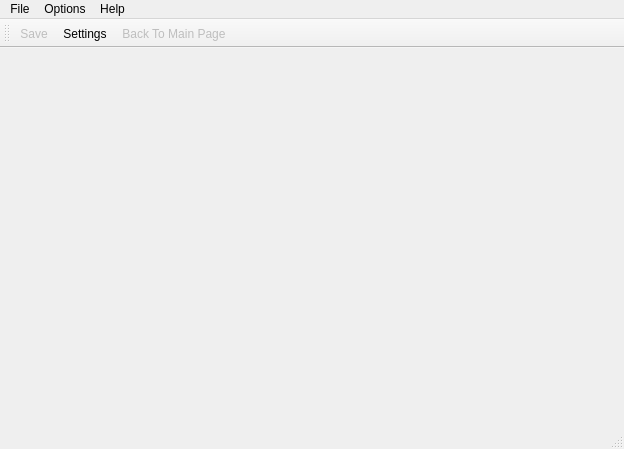
pussbb/Qi38nTranslator, file ui/qi38ntranslator.ui: the form before one commit.
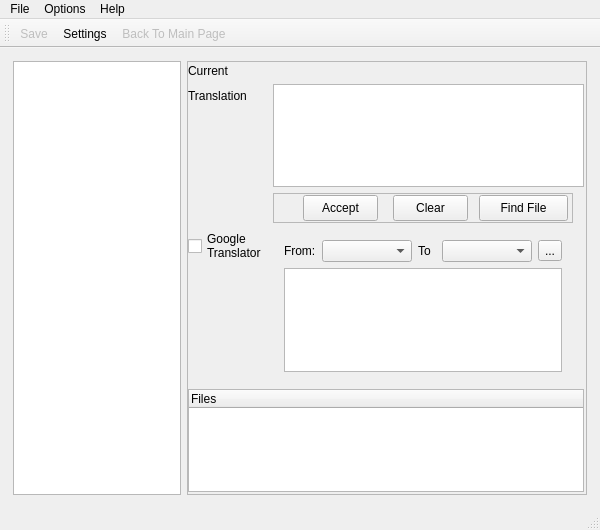
The form after the commit. The open tabs and pages were chosen to show the change. Icons and pictures are not drawn.

Diff of the .ui file:
```diff
--- a/ui/qi38ntranslator.ui
+++ b/ui/qi38ntranslator.ui
@@ -6,8 +6,8 @@
    <rect>
     <x>0</x>
     <y>0</y>
-    <width>624</width>
-    <height>449</height>
+    <width>600</width>
+    <height>530</height>
    </rect>
   </property>
   <property name="windowTitle">
@@ -15,9 +15,6 @@
   </property>
   <widget class="QWidget" name="centralWidget">
    <layout class="QGridLayout" name="gridLayout_2">
-    <property name="margin">
-     <number>1</number>
-    </property>
     <item row="0" column="0">
      <widget class="QStackedWidget" name="stackedWidget">
       <property name="autoFillBackground">
@@ -241,7 +238,234 @@
         </item>
        </layout>
       </widget>
-      <widget class="QWidget" name="page_2"/>
+      <widget class="QWidget" name="page_2">
+       <layout class="QGridLayout" name="gridLayout_7">
+        <property name="margin">
+         <number>2</number>
+        </property>
+        <item row="1" column="0">
+         <layout class="QGridLayout" name="gridLayout_6">
+          <item row="0" column="0">
+           <widget class="QListWidget" name="tranlationList">
+            <property name="maximumSize">
+             <size>
+              <width>200</width>
+              <height>16777215</height>
+             </size>
+            </property>
+           </widget>
+          </item>
+          <item row="0" column="1">
+           <widget class="QFrame" name="frame">
+            <property name="minimumSize">
+             <size>
+              <width>400</width>
+              <height>0</height>
+             </size>
+            </property>
+            <property name="frameShape">
+             <enum>QFrame::StyledPanel</enum>
+            </property>
+            <property name="frameShadow">
+             <enum>QFrame::Raised</enum>
+            </property>
+            <layout class="QFormLayout" name="formLayout">
+             <property name="fieldGrowthPolicy">
+              <enum>QFormLayout::ExpandingFieldsGrow</enum>
+             </property>
+             <property name="leftMargin">
+              <number>0</number>
+             </property>
+             <property name="topMargin">
+              <number>2</number>
+             </property>
+             <property name="rightMargin">
+              <number>2</number>
+             </property>
+             <property name="bottomMargin">
+              <number>2</number>
+             </property>
+             <item row="0" column="0">
+              <widget class="QLabel" name="label_13">
+               <property name="text">
+                <string>Current</string>
+               </property>
+              </widget>
+             </item>
+             <item row="0" column="1">
+              <widget class="QLabel" name="currentText">
+               <property name="text">
+                <string/>
+               </property>
+              </widget>
+             </item>
+             <item row="1" column="0">
+              <widget class="QLabel" name="label_10">
+               <property name="text">
+                <string>Translation</string>
+               </property>
+              </widget>
+             </item>
+             <item row="1" column="1">
+              <widget class="QTextEdit" name="translation"/>
+             </item>
+             <item row="3" column="0">
+              <widget class="QCheckBox" name="googleTranslator">
+               <property name="text">
+                <string>Google 
+Translator</string>
+               </property>
+              </widget>
+             </item>
+             <item row="3" column="1">
+              <widget class="QWidget" name="widget" native="true">
+               <property name="minimumSize">
+                <size>
+                 <width>300</width>
+                 <height>0</height>
+                </size>
+               </property>
+               <layout class="QGridLayout" name="gridLayout_8">
+                <item row="1" column="0">
+                 <widget class="QLabel" name="label_11">
+                  <property name="text">
+                   <string>From:</string>
+                  </property>
+                 </widget>
+                </item>
+                <item row="1" column="1">
+                 <widget class="QComboBox" name="gLangFrom">
+                  <property name="minimumSize">
+                   <size>
+                    <width>90</width>
+                    <height>0</height>
+                   </size>
+                  </property>
+                 </widget>
+                </item>
+                <item row="1" column="2">
+                 <widget class="QLabel" name="label_12">
+                  <property name="text">
+                   <string>To</string>
+                  </property>
+                 </widget>
+                </item>
+                <item row="1" column="3">
+                 <widget class="QComboBox" name="gLangTo">
+                  <property name="minimumSize">
+                   <size>
+                    <width>90</width>
+                    <height>0</height>
+                   </size>
+                  </property>
+                 </widget>
+                </item>
+                <item row="1" column="4">
+                 <widget class="QToolButton" name="gTransUpdate">
+                  <property name="text">
+                   <string>...</string>
+                  </property>
+                  <property name="icon">
+                   <iconset resource="../res/qi38tr.qrc">
+                    <normaloff>:/main/main/refresh.png</normaloff>:/main/main/refresh.png</iconset>
+                  </property>
+                 </widget>
+                </item>
+                <item row="3" column="0" colspan="5">
+                 <widget class="QTextEdit" name="gTranslated"/>
+                </item>
+               </layout>
+              </widget>
+             </item>
+             <item row="5" column="0" colspan="2">
+              <widget class="QTreeWidget" name="fileTree">
+               <column>
+                <property name="text">
+                 <string>Files</string>
+                </property>
+               </column>
+              </widget>
+             </item>
+             <item row="2" column="1">
+              <widget class="QFrame" name="frame_2">
+               <property name="minimumSize">
+                <size>
+                 <width>300</width>
+                 <height>30</height>
+                </size>
+               </property>
+               <property name="frameShape">
+                <enum>QFrame::StyledPanel</enum>
+               </property>
+               <property name="frameShadow">
+                <enum>QFrame::Raised</enum>
+               </property>
+               <widget class="QPushButton" name="acceptTranslation">
+                <property name="geometry">
+                 <rect>
+                  <x>30</x>
+                  <y>2</y>
+                  <width>75</width>
+                  <height>26</height>
+                 </rect>
+                </property>
+                <property name="minimumSize">
+                 <size>
+                  <width>50</width>
+                  <height>0</height>
+                 </size>
+                </property>
+                <property name="text">
+                 <string>Accept</string>
+                </property>
+                <property name="icon">
+                 <iconset resource="../res/qi38tr.qrc">
+                  <normaloff>:/main/main/accept.png</normaloff>:/main/main/accept.png</iconset>
+                </property>
+               </widget>
+               <widget class="QPushButton" name="clearTranslation">
+                <property name="geometry">
+                 <rect>
+                  <x>120</x>
+                  <y>2</y>
+                  <width>75</width>
+                  <height>26</height>
+                 </rect>
+                </property>
+                <property name="text">
+                 <string>Clear</string>
+                </property>
+                <property name="icon">
+                 <iconset resource="../res/qi38tr.qrc">
+                  <normaloff>:/main/main/delete_page.png</normaloff>:/main/main/delete_page.png</iconset>
+                </property>
+               </widget>
+               <widget class="QPushButton" name="findInFile">
+                <property name="geometry">
+                 <rect>
+                  <x>206</x>
+                  <y>2</y>
+                  <width>89</width>
+                  <height>26</height>
+                 </rect>
+                </property>
+                <property name="text">
+                 <string>Find File</string>
+                </property>
+                <property name="icon">
+                 <iconset resource="../res/qi38tr.qrc">
+                  <normaloff>:/main/main/search_page.png</normaloff>:/main/main/search_page.png</iconset>
+                </property>
+               </widget>
+              </widget>
+             </item>
+            </layout>
+           </widget>
+          </item>
+         </layout>
+        </item>
+       </layout>
+      </widget>
      </widget>
     </item>
    </layout>
@@ -251,7 +475,7 @@
     <rect>
      <x>0</x>
      <y>0</y>
-     <width>624</width>
+     <width>600</width>
      <height>25</height>
     </rect>
    </property>
```
Left out of the diff: 30 changed lines with no effect on the pictures.
